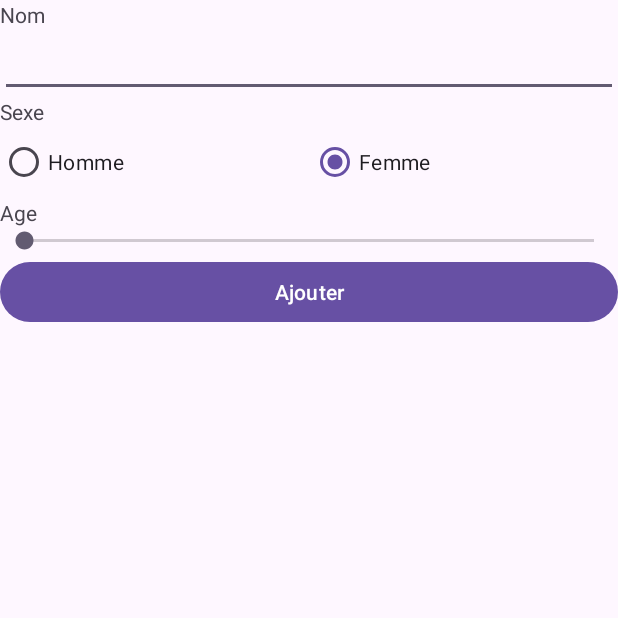
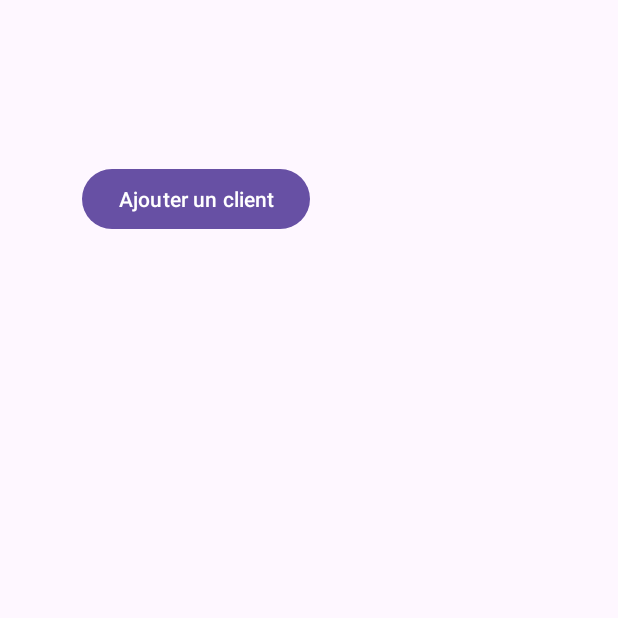
Before and after one commit to cyrildumont/GestionClientMIN1, an Android app: the screen it shows after launch (AddClientActivity before the commit, HomeActivity after it), on a phone screen of 412 x 824 dp, the top half of it. Run offline under Robolectric (Android 15) with nearby library versions, the phone set to English and light mode, and no system bars.

Commit message:
Après le cours du 14/03/2025

```diff
--- a/app/src/main/AndroidManifest.xml
+++ b/app/src/main/AndroidManifest.xml
@@ -13,7 +13,7 @@
         android:theme="@style/Theme.GestionClientMIN12025"
         tools:targetApi="31">
         <activity
-            android:name=".AddClientActivity"
+            android:name=".HomeActivity"
             android:exported="true">
             <intent-filter>
                 <action android:name="android.intent.action.MAIN" />
@@ -21,6 +21,10 @@
                 <category android:name="android.intent.category.LAUNCHER" />
             </intent-filter>
         </activity>
+        <activity
+            android:name=".AddClientActivity"
+            android:exported="true">
+        </activity>
     </application>
 
 </manifest>
--- a/app/src/main/java/fr/epf/min2/gc/AddClientActivity.kt
+++ b/app/src/main/java/fr/epf/min2/gc/AddClientActivity.kt
@@ -45,11 +45,10 @@ class AddClientActivity : AppCompatActivity() {
                     "H"
                 }
             Log.d(TAG, "genre: ${gender}")
+            finish()
             Toast.makeText(this,R.string.add_client_message,Toast.LENGTH_LONG).show()
         }
 
-        button.setOnClickListener{
-            Log.d(TAG, "onCreate: ")
-        }
+
     }
 }
--- /dev/null
+++ b/app/src/main/java/fr/epf/min2/gc/HomeActivity.kt
@@ -0,0 +1,22 @@
+package fr.epf.min2.gc
+
+import android.content.Intent
+import android.os.Bundle
+import android.widget.Button
+import androidx.activity.enableEdgeToEdge
+import androidx.appcompat.app.AppCompatActivity
+import androidx.core.view.ViewCompat
+import androidx.core.view.WindowInsetsCompat
+
+class HomeActivity : AppCompatActivity() {
+    override fun onCreate(savedInstanceState: Bundle?) {
+        super.onCreate(savedInstanceState)
+        setContentView(R.layout.activity_home)
+        val addButton = findViewById<Button>(R.id.home_add_client_button)
+
+        addButton.setOnClickListener {
+            val intent = Intent(this, AddClientActivity::class.java)
+            startActivity(intent)
+        }
+    }
+}
--- /dev/null
+++ b/app/src/main/res/layout/activity_home.xml
@@ -0,0 +1,27 @@
+<?xml version="1.0" encoding="utf-8"?>
+<androidx.constraintlayout.widget.ConstraintLayout xmlns:android="http://schemas.android.com/apk/res/android"
+    xmlns:app="http://schemas.android.com/apk/res-auto"
+    xmlns:tools="http://schemas.android.com/tools"
+    android:id="@+id/main"
+    android:layout_width="match_parent"
+    android:layout_height="match_parent"
+    tools:context=".HomeActivity">
+
+    <Button
+        android:id="@+id/home_add_client_button"
+        android:layout_width="wrap_content"
+        android:layout_height="wrap_content"
+        android:text="Ajouter un client"
+        app:layout_constraintBottom_toBottomOf="parent"
+        app:layout_constraintEnd_toStartOf="@+id/guideline"
+        app:layout_constraintStart_toStartOf="parent"
+        app:layout_constraintTop_toTopOf="parent"
+        app:layout_constraintVertical_bias="0.13999999" />
+
+    <androidx.constraintlayout.widget.Guideline
+        android:id="@+id/guideline"
+        android:layout_width="wrap_content"
+        android:layout_height="wrap_content"
+        android:orientation="vertical"
+        app:layout_constraintGuide_begin="261dp" />
+</androidx.constraintlayout.widget.ConstraintLayout>
```
